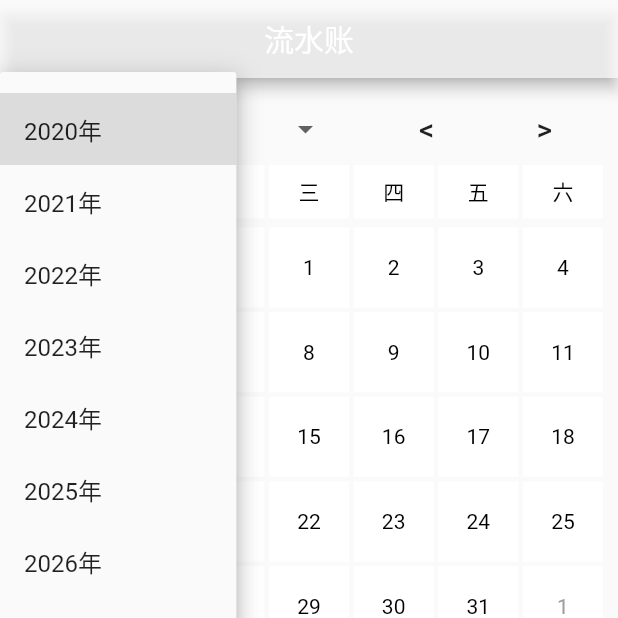
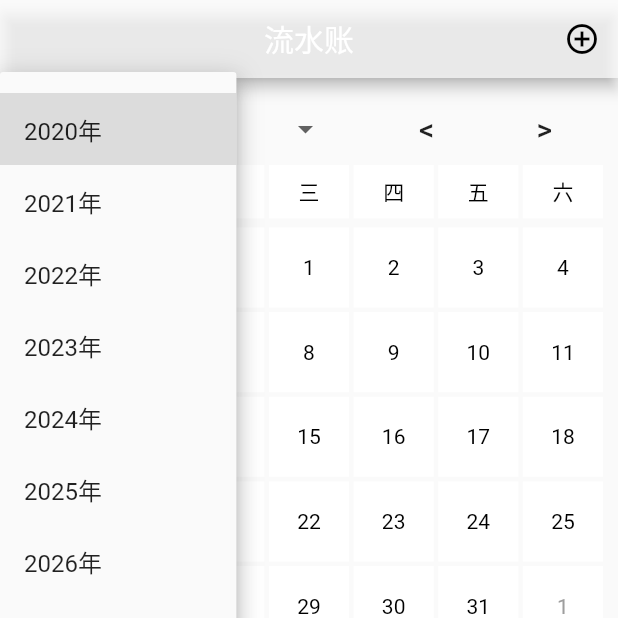
Before and after one commit to nanzhangren/flutter_first_app, a Flutter app: the screen it shows after launch, after a tap on an icon or button, on a phone screen of 412 x 824 dp, the top half of it. Run offline on Flutter 3.47's test engine with Material 2 defaults, Android fonts, the phone set to English and light mode, and no system bars; our stand-ins replace flutter_slidable; missing offline and left inert: flutter_seekbar, multiple_select; statements that could not run were skipped.

Commit message:
Add add icon at the right-top corner of appbar.

```diff
--- a/lib/calendar/calendar.dart
+++ b/lib/calendar/calendar.dart
@@ -1,4 +1,5 @@
 import 'package:flutter/material.dart';
+
 import '../common/util_day.dart';
 import '../common/util_week.dart';
 import '../common/resource.dart';
--- a/lib/main.dart
+++ b/lib/main.dart
@@ -29,7 +29,7 @@ class HomePage extends StatefulWidget {
 }
 
 class _HomePageState extends State<HomePage> {
-  int _selectedBottomNavIndex = 1;
+  int _selectedBottomNavIndex = 0;
   int _selectedYear;
   int _selectedMonth;
   int _selectedDay;
@@ -62,7 +62,14 @@ class _HomePageState extends State<HomePage> {
         ]
       ),
       new Plan(_selectedYear, _selectedMonth, _selectedDay),
-      Text('Index 2: 我的')
+      new ListView(
+        shrinkWrap: true,
+        // physics: NeverScrollableScrollPhysics(),
+        padding: const EdgeInsets.all(10.0),
+        children: <Widget>[
+          new Text('Index 2: 我的')
+        ]
+      )
     ];
     return new Scaffold(
       appBar: new PreferredSize(
@@ -71,7 +78,16 @@ class _HomePageState extends State<HomePage> {
           title: new Text(Resource.appTitle),
           centerTitle: true,
           backgroundColor: Colors.white70,
-          brightness: Brightness.light
+          brightness: Brightness.light,
+          actions: _selectedBottomNavIndex != 2 ? <Widget>[
+            new IconButton(
+              icon: new Icon(Icons.add_circle_outline),
+              color: Colors.black,
+              onPressed: () {
+                //
+              }
+            )
+          ] : []
         )
       ),
       body: _widgetOptions[_selectedBottomNavIndex],
```
